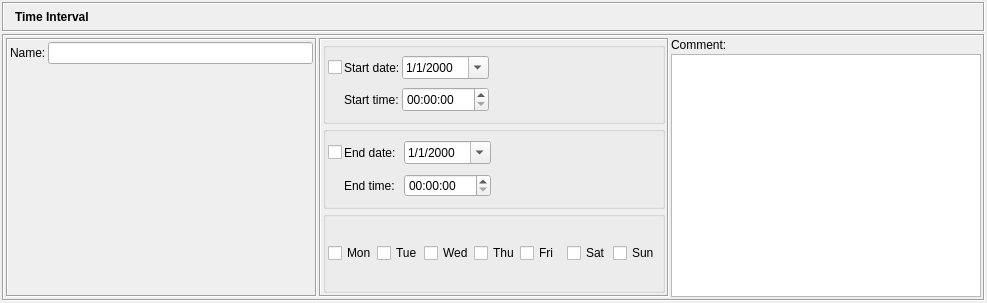
Before: the Qt Designer form src/gui/timedialog_q.ui in fwbuilder/fwbuilder, drawn with Qt 5.
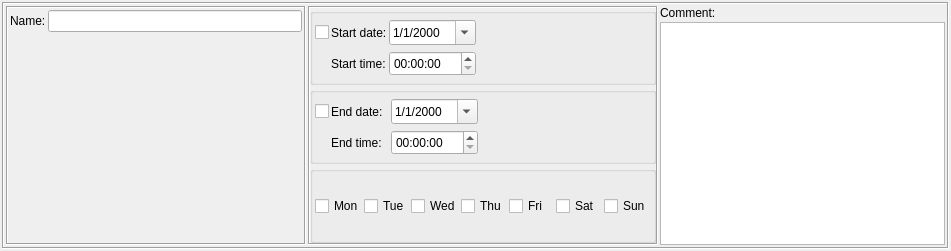
After: the same form once the commit is applied. Icons and pictures are not drawn.

Commit message: fixes #491, #501 dialog layout fixes to make them look more consistent, using widget promotion feature in Designer to build stack of editor dialogs in the bottom panel of the main window instead of building them at run time

What changed in the file:
```diff
--- a/src/gui/timedialog_q.ui
+++ b/src/gui/timedialog_q.ui
@@ -8,8 +8,8 @@
    <rect>
     <x>0</x>
     <y>0</y>
-    <width>987</width>
-    <height>303</height>
+    <width>951</width>
+    <height>251</height>
    </rect>
   </property>
   <property name="windowTitle" >
@@ -27,71 +27,6 @@
      <property name="spacing" >
       <number>2</number>
      </property>
-     <item>
-      <widget class="QFrame" name="frame3" >
-       <property name="sizePolicy" >
-        <sizepolicy vsizetype="Fixed" hsizetype="Preferred" >
-         <horstretch>0</horstretch>
-         <verstretch>0</verstretch>
-        </sizepolicy>
-       </property>
-       <property name="minimumSize" >
-        <size>
-         <width>16</width>
-         <height>30</height>
-        </size>
-       </property>
-       <property name="autoFillBackground" >
-        <bool>true</bool>
-       </property>
-       <property name="frameShape" >
-        <enum>QFrame::Box</enum>
-       </property>
-       <property name="frameShadow" >
-        <enum>QFrame::Sunken</enum>
-       </property>
-       <layout class="QGridLayout" name="gridLayout" >
-        <property name="margin" >
-         <number>2</number>
-        </property>
-        <property name="spacing" >
-         <number>2</number>
-        </property>
-        <item row="0" column="0" >
-         <widget class="QLabel" name="label_3" >
-          <property name="sizePolicy" >
-           <sizepolicy vsizetype="Preferred" hsizetype="Maximum" >
-            <horstretch>0</horstretch>
-            <verstretch>0</verstretch>
-           </sizepolicy>
-          </property>
-          <property name="text" >
-           <string/>
-          </property>
-          <property name="pixmap" >
-           <pixmap resource="MainRes.qrc" >:/Icons/Interval/icon</pixmap>
-          </property>
-         </widget>
-        </item>
-        <item row="0" column="1" >
-         <widget class="QLabel" name="editorTitle" >
-          <property name="font" >
-           <font>
-            <weight>75</weight>
-            <bold>true</bold>
-           </font>
-          </property>
-          <property name="text" >
-           <string>Time Interval</string>
-          </property>
-          <property name="wordWrap" >
-           <bool>false</bool>
-          </property>
-         </widget>
-        </item>
-       </layout>
-      </widget>
-     </item>
      <item>
       <widget class="QFrame" name="frame7" >
        <property name="frameShape" >
@@ -103,6 +38,24 @@
        <layout class="QGridLayout" >
         <item rowspan="2" row="0" column="0" >
          <widget class="QFrame" name="frame32" >
+          <property name="sizePolicy" >
+           <sizepolicy vsizetype="Preferred" hsizetype="Fixed" >
+            <horstretch>0</horstretch>
+            <verstretch>0</verstretch>
+           </sizepolicy>
+          </property>
+          <property name="minimumSize" >
+           <size>
+            <width>300</width>
+            <height>0</height>
+           </size>
+          </property>
+          <property name="maximumSize" >
+           <size>
+            <width>300</width>
+            <height>16777215</height>
+           </size>
+          </property>
           <property name="frameShape" >
            <enum>QFrame::Box</enum>
           </property>
@@ -170,12 +123,21 @@
            <enum>QFrame::Sunken</enum>
           </property>
           <layout class="QVBoxLayout" >
+           <property name="margin" >
+            <number>0</number>
+           </property>
            <item>
             <widget class="QGroupBox" name="groupBox2" >
              <property name="title" >
               <string/>
              </property>
              <layout class="QGridLayout" >
+              <property name="verticalSpacing" >
+               <number>2</number>
+              </property>
+              <property name="margin" >
+               <number>2</number>
+              </property>
               <item row="0" column="0" >
                <widget class="QCheckBox" name="useStartDate" >
                 <property name="text" >
@@ -192,6 +154,12 @@
               </item>
               <item row="0" column="2" >
                <widget class="QDateEdit" name="startDate" >
+                <property name="minimumSize" >
+                 <size>
+                  <width>0</width>
+                  <height>25</height>
+                 </size>
+                </property>
                 <property name="displayFormat" >
                  <string>M/d/yyyy</string>
                 </property>
@@ -262,6 +230,12 @@
               <string/>
              </property>
              <layout class="QGridLayout" >
+              <property name="verticalSpacing" >
+               <number>2</number>
+              </property>
+              <property name="margin" >
+               <number>2</number>
+              </property>
               <item row="0" column="0" >
                <widget class="QCheckBox" name="useEndDate" >
                 <property name="text" >
@@ -278,6 +252,12 @@
               </item>
               <item row="0" column="2" >
                <widget class="QDateEdit" name="endDate" >
+                <property name="minimumSize" >
+                 <size>
+                  <width>0</width>
+                  <height>25</height>
+                 </size>
+                </property>
                 <property name="displayFormat" >
                  <string>M/d/yyyy</string>
                 </property>
@@ -317,7 +297,14 @@
                </widget>
               </item>
               <item row="1" column="2" >
-               <widget class="QTimeEdit" name="endTime" />
+               <widget class="QTimeEdit" name="endTime" >
+                <property name="minimumSize" >
+                 <size>
+                  <width>0</width>
+                  <height>25</height>
+                 </size>
+                </property>
+               </widget>
               </item>
               <item row="1" column="3" >
                <spacer>
@@ -345,10 +332,10 @@
              </property>
              <layout class="QGridLayout" >
               <property name="topMargin" >
-               <number>0</number>
+               <number>2</number>
               </property>
               <property name="bottomMargin" >
-               <number>0</number>
+               <number>2</number>
               </property>
               <property name="verticalSpacing" >
                <number>0</number>
```
The commit also changes 49 other files.
